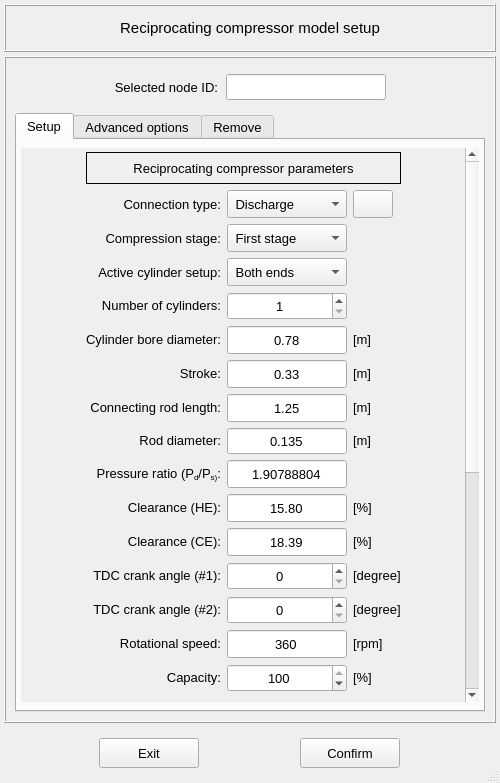
Old version of the form pulse/interface/data/ui_files/model/setup/acoustic/reciprocating_compressor_inputs.ui in the repository open-pulse/OpenPulse.
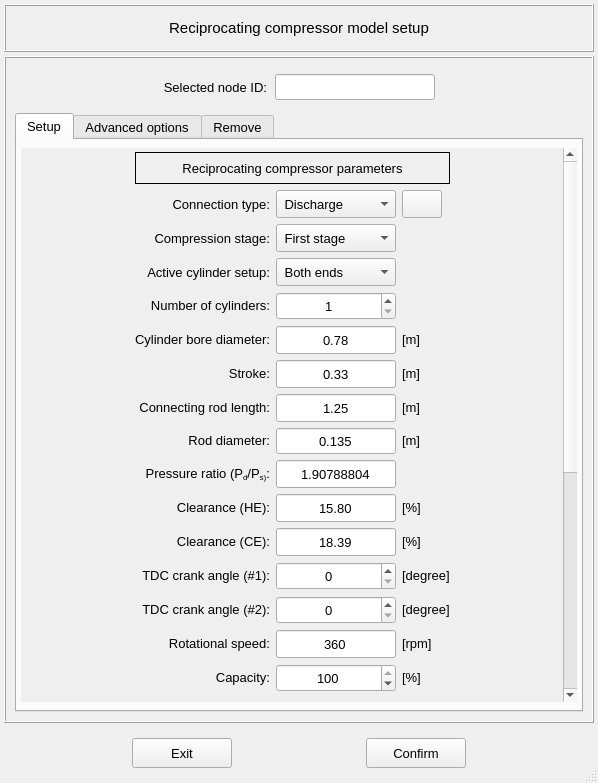
New version of the form. Icons and pictures are not drawn.

Diff of the .ui file:
```diff
--- a/pulse/interface/data/ui_files/model/setup/acoustic/reciprocating_compressor_inputs.ui
+++ b/pulse/interface/data/ui_files/model/setup/acoustic/reciprocating_compressor_inputs.ui
@@ -6,7 +6,7 @@
    <rect>
     <x>0</x>
     <y>0</y>
-    <width>500</width>
+    <width>598</width>
     <height>783</height>
    </rect>
   </property>
@@ -97,7 +97,6 @@
          <font>
           <family>MS Shell Dlg 2</family>
           <pointsize>11</pointsize>
-          <weight>50</weight>
           <italic>false</italic>
           <bold>false</bold>
          </font>
@@ -172,7 +171,6 @@
         <property name="font">
          <font>
           <pointsize>10</pointsize>
-          <weight>50</weight>
           <italic>false</italic>
           <bold>false</bold>
          </font>
@@ -211,7 +209,6 @@
         <property name="font">
          <font>
           <pointsize>10</pointsize>
-          <weight>50</weight>
           <italic>false</italic>
           <bold>false</bold>
          </font>
@@ -310,7 +307,6 @@
             <font>
              <family>MS Shell Dlg 2</family>
              <pointsize>10</pointsize>
-             <weight>50</weight>
              <italic>false</italic>
              <bold>false</bold>
             </font>
@@ -351,7 +347,7 @@
                  <rect>
                   <x>0</x>
                   <y>0</y>
-                  <width>439</width>
+                  <width>537</width>
                   <height>938</height>
                  </rect>
                 </property>
@@ -425,7 +421,6 @@
                        <font>
                         <family>MS Shell Dlg 2</family>
                         <pointsize>10</pointsize>
-                        <weight>50</weight>
                         <italic>false</italic>
                         <bold>false</bold>
                        </font>
@@ -454,7 +449,10 @@
                       </property>
                       <property name="font">
                        <font>
+                        <family>MS Shell Dlg 2</family>
                         <pointsize>10</pointsize>
+                        <italic>false</italic>
+                        <bold>false</bold>
                        </font>
                       </property>
                       <property name="alignment">
@@ -486,7 +484,6 @@
                        <font>
                         <family>MS Shell Dlg 2</family>
                         <pointsize>10</pointsize>
-                        <weight>50</weight>
                         <italic>false</italic>
                         <bold>false</bold>
                        </font>
@@ -515,8 +512,9 @@
                       </property>
                       <property name="font">
                        <font>
+                        <family>MS Shell Dlg 2</family>
                         <pointsize>10</pointsize>
-                        <weight>50</weight>
+                        <italic>false</italic>
                         <bold>false</bold>
                        </font>
                       </property>
@@ -546,7 +544,6 @@
                        <font>
                         <family>MS Shell Dlg 2</family>
                         <pointsize>10</pointsize>
-                        <weight>50</weight>
                         <italic>false</italic>
                         <bold>false</bold>
                        </font>
@@ -575,8 +572,9 @@
                       </property>
                       <property name="font">
                        <font>
+                        <family>MS Shell Dlg 2</family>
                         <pointsize>10</pointsize>
-                        <weight>50</weight>
+                        <italic>false</italic>
                         <bold>false</bold>
                        </font>
                       </property>
@@ -606,7 +604,6 @@
                        <font>
                         <family>MS Shell Dlg 2</family>
                         <pointsize>10</pointsize>
-                        <weight>50</weight>
                         <italic>false</italic>
                         <bold>false</bold>
                        </font>
@@ -637,7 +634,6 @@
                        <font>
                         <family>MS Shell Dlg 2</family>
                         <pointsize>10</pointsize>
-                        <weight>50</weight>
                         <italic>false</italic>
                         <bold>false</bold>
                        </font>
@@ -668,7 +664,6 @@
                        <font>
                         <family>MS Shell Dlg 2</family>
                         <pointsize>10</pointsize>
-                        <weight>50</weight>
                         <italic>false</italic>
                         <bold>false</bold>
                        </font>
@@ -699,7 +694,6 @@
                        <font>
                         <family>MS Shell Dlg 2</family>
                         <pointsize>10</pointsize>
-                        <weight>50</weight>
                         <italic>false</italic>
                         <bold>false</bold>
                        </font>
@@ -730,7 +724,6 @@
                        <font>
                         <family>MS Shell Dlg 2</family>
                         <pointsize>10</pointsize>
-                        <weight>50</weight>
                         <italic>false</italic>
                         <bold>false</bold>
                        </font>
@@ -759,7 +752,10 @@
                       </property>
                       <property name="font">
                        <font>
+                        <family>MS Shell Dlg 2</family>
                         <pointsize>10</pointsize>
+                        <italic>false</italic>
+                        <bold>false</bold>
                        </font>
                       </property>
                       <property name="focusPolicy">
@@ -789,7 +785,10 @@
                       </property>
                       <property name="font">
                        <font>
+                        <family>MS Shell Dlg 2</family>
                         <pointsize>10</pointsize>
+                        <italic>false</italic>
+                        <bold>false</bold>
                        </font>
                       </property>
                       <property name="alignment">
@@ -819,7 +818,10 @@
                       </property>
                       <property name="font">
                        <font>
+                        <family>MS Shell Dlg 2</family>
                         <pointsize>10</pointsize>
+                        <italic>false</italic>
+                        <bold>false</bold>
                        </font>
                       </property>
                       <property name="text">
@@ -848,7 +850,6 @@
                        <font>
                         <family>MS Shell Dlg 2</family>
                         <pointsize>10</pointsize>
-                        <weight>50</weight>
                         <italic>false</italic>
                         <bold>false</bold>
                        </font>
@@ -879,7 +880,6 @@
                        <font>
                         <family>MS Shell Dlg 2</family>
                         <pointsize>10</pointsize>
-                        <weight>50</weight>
                         <italic>false</italic>
                         <bold>false</bold>
                        </font>
@@ -910,7 +910,6 @@
                        <font>
                         <family>MS Shell Dlg 2</family>
                         <pointsize>10</pointsize>
-                        <weight>50</weight>
                         <italic>false</italic>
                         <bold>false</bold>
                        </font>
@@ -941,7 +940,6 @@
                        <font>
                         <family>MS Shell Dlg 2</family>
                         <pointsize>10</pointsize>
-                        <weight>50</weight>
                         <italic>false</italic>
                         <bold>false</bold>
                        </font>
@@ -970,7 +968,10 @@
                       </property>
                       <property name="font">
                        <font>
+                        <family>MS Shell Dlg 2</family>
                         <pointsize>10</pointsize>
+                        <italic>false</italic>
+                        <bold>false</bold>
                        </font>
                       </property>
                       <property name="focusPolicy">
@@ -1002,7 +1003,6 @@
                        <font>
                         <family>MS Shell Dlg 2</family>
                         <pointsize>10</pointsize>
-                        <weight>50</weight>
                         <italic>false</italic>
                         <bold>false</bold>
                        </font>
@@ -1033,7 +1033,6 @@
                        <font>
                         <family>MS Shell Dlg 2</family>
                         <pointsize>10</pointsize>
-                        <weight>50</weight>
                         <italic>false</italic>
                         <bold>false</bold>
                        </font>
@@ -1064,7 +1063,6 @@
                        <font>
                         <family>MS Shell Dlg 2</family>
                         <pointsize>10</pointsize>
-                        <weight>50</weight>
                         <italic>false</italic>
                         <bold>false</bold>
                        </font>
@@ -1093,7 +1091,10 @@
                       </property>
                       <property name="font">
                        <font>
+                        <family>MS Shell Dlg 2</family>
                         <pointsize>10</pointsize>
+                        <italic>false</italic>
+                        <bold>false</bold>
                        </font>
                       </property>
                       <property name="focusPolicy">
@@ -1125,7 +1126,6 @@
                        <font>
                         <family>MS Shell Dlg 2</family>
                         <pointsize>10</pointsize>
-                        <weight>50</weight>
                         <italic>false</italic>
                         <bold>false</bold>
                        </font>
@@ -1156,7 +1156,6 @@
                        <font>
                         <family>MS Shell Dlg 2</family>
                         <pointsize>10</pointsize>
-                        <weight>50</weight>
                         <italic>false</italic>
                         <bold>false</bold>
                        </font>
@@ -1185,7 +1184,10 @@
                       </property>
                       <property name="font">
                        <font>
+                        <family>MS Shell Dlg 2</family>
                         <pointsize>10</pointsize>
+                        <italic>false</italic>
+                        <bold>false</bold>
                        </font>
                       </property>
                       <property name="focusPolicy">
@@ -1215,7 +1217,10 @@
                       </property>
                       <property name="font">
                        <font>
+                        <family>MS Shell Dlg 2</family>
                         <pointsize>10</pointsize>
+                        <italic>false</italic>
+                        <bold>false</bold>
                        </font>
                       </property>
                       <property name="focusPolicy">
@@ -1247,7 +1252,6 @@
                        <font>
                         <family>MS Shell Dlg 2</family>
                         <pointsize>10</pointsize>
-                        <weight>50</weight>
                         <italic>false</italic>
                         <bold>false</bold>
                        </font>
@@ -1276,7 +1280,10 @@
                       </property>
                       <property name="font">
                        <font>
+                        <family>MS Shell Dlg 2</family>
                         <pointsize>10</pointsize>
+                        <italic>false</italic>
+                        <bold>false</bold>
                        </font>
                       </property>
                       <property name="focusPolicy">
@@ -1306,7 +1313,10 @@
                       </property>
                       <property name="font">
                        <font>
+                        <family>MS Shell Dlg 2</family>
                         <pointsize>10</pointsize>
+                        <italic>false</italic>
+                        <bold>false</bold>
                        </font>
                       </property>
                       <property name="alignment">
@@ -1344,7 +1354,6 @@
                        <font>
                         <family>MS Shell Dlg 2</family>
                         <pointsize>10</pointsize>
-                        <weight>50</weight>
                         <italic>false</italic>
                         <bold>false</bold>
                        </font>
@@ -1375,7 +1384,6 @@
                        <font>
                         <family>MS Shell Dlg 2</family>
                         <pointsize>10</pointsize>
-                        <weight>50</weight>
                         <italic>false</italic>
                         <bold>false</bold>
                        </font>
@@ -1406,7 +1414,6 @@
                        <font>
                         <family>MS Shell Dlg 2</family>
                         <pointsize>10</pointsize>
-                        <weight>50</weight>
                         <italic>false</italic>
                         <bold>false</bold>
                        </font>
@@ -1435,7 +1442,10 @@
                       </property>
                       <property name="font">
                        <font>
+                        <family>MS Shell Dlg 2</family>
                         <pointsize>10</pointsize>
+                        <italic>false</italic>
+                        <bold>false</bold>
                        </font>
                       </property>
                       <item>
@@ -1471,7 +1481,10 @@
                       </property>
                       <property name="font">
                        <font>
+                        <family>MS Shell Dlg 2</family>
                         <pointsize>10</pointsize>
+                        <italic>false</italic>
+                        <bold>false</bold>
                        </font>
                       </property>
                       <property name="alignment">
@@ -1507,7 +1520,10 @@
                       </property>
                       <property name="font">
                        <font>
+                        <family>MS Shell Dlg 2</family>
                         <pointsize>10</pointsize>
+                        <italic>false</italic>
+                        <bold>false</bold>
                        </font>
                       </property>
                       <item>
@@ -1545,7 +1561,6 @@
                        <font>
                         <family>MS Shell Dlg 2</family>
                         <pointsize>10</pointsize>
-                        <weight>50</weight>
                         <italic>false</italic>
                         <bold>false</bold>
                        </font>
@@ -1574,7 +1589,10 @@
                       </property>
                       <property name="font">
                        <font>
+                        <family>MS Shell Dlg 2</family>
                         <pointsize>10</pointsize>
+                        <italic>false</italic>
+                        <bold>false</bold>
                        </font>
                       </property>
                       <property name="focusPolicy">
@@ -1617,8 +1635,9 @@
                       </property>
                       <property name="font">
                        <font>
+                        <family>MS Shell Dlg 2</family>
                         <pointsize>10</pointsize>
-                        <weight>50</weight>
+                        <italic>false</italic>
                         <bold>false</bold>
                        </font>
                       </property>
@@ -1655,7 +1674,6 @@
                        <font>
                         <family>MS Shell Dlg 2</family>
                         <pointsize>10</pointsize>
-                        <weight>50</weight>
                         <italic>false</italic>
                         <bold>false</bold>
                        </font>
@@ -1690,7 +1708,10 @@
                       </property>
                       <property name="font">
                        <font>
+                        <family>MS Shell Dlg 2</family>
                         <pointsize>10</pointsize>
+                        <italic>false</italic>
+                        <bold>false</bold>
                        </font>
                       </property>
                       <property name="currentIndex">
@@ -4250,7 +4271,6 @@
             <font>
              <family>MS Shell Dlg 2</family>
              <pointsize>10</pointsize>
-             <weight>50</weight>
              <italic>false</italic>
              <bold>false</bold>
             </font>
@@ -4284,7 +4304,6 @@
             <font>
              <family>MS Shell Dlg 2</family>
              <pointsize>10</pointsize>
-             <weight>50</weight>
              <italic>false</italic>
              <bold>false</bold>
             </font>
```
Left out of the diff: 697 changed lines with no effect on the pictures.
